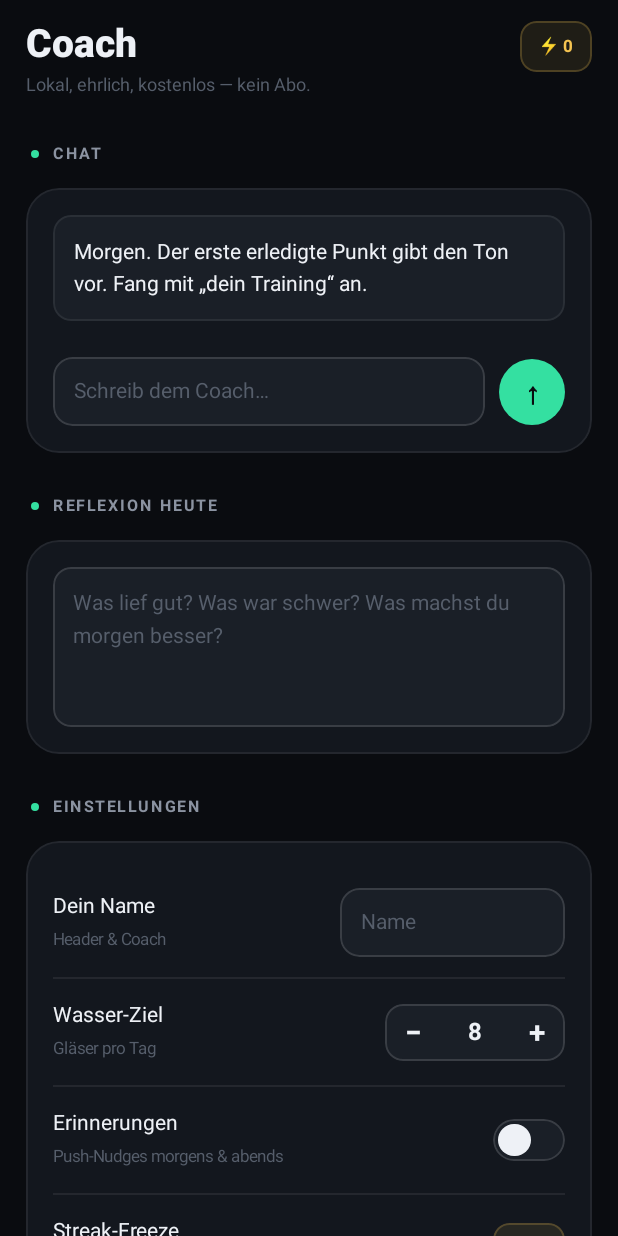
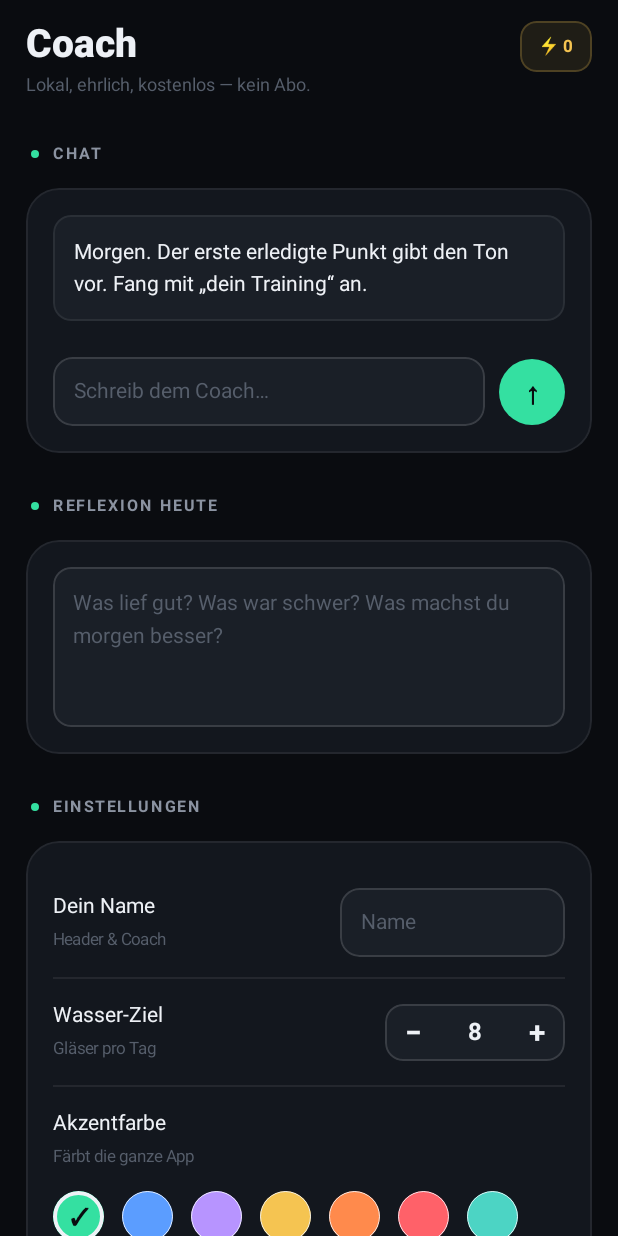
Before and after one commit to spanspan21/Myprojekt, an Android app built with Jetpack Compose: the composable CoachScreen shown on its own in the app's theme, on a phone screen of 412 x 824 dp. Run offline under Robolectric (Android 15) with nearby library versions, the phone set to English and light mode, and no system bars.

Commit message:
Add live accent color theming
- Accent/AccentSoft/AccentDim become reactive getters backed by snapshot
  state, so all existing usages recolor instantly with no call-site changes.
- 8 accent presets + picker in Coach settings; choice persists (Profile.accent)
  and is applied on launch. MaterialTheme scheme built in composition so its
  primary follows the live accent.

Co-Authored-By: Claude Opus 4.8 <noreply@anthropic.com>
Claude-Session: https://claude.ai/code/session_01NxeK9rHXjvgqVkosXYWUrq

```diff
--- a/app/src/main/java/com/ascend/lifeos/MainActivity.kt
+++ b/app/src/main/java/com/ascend/lifeos/MainActivity.kt
@@ -18,6 +18,7 @@ class MainActivity : ComponentActivity() {
         enableEdgeToEdge()
         super.onCreate(savedInstanceState)
         Repo.init(applicationContext)
+        com.ascend.lifeos.ui.theme.applyAccent(Repo.profile().accent)
         if (Repo.profile().reminders && Notifier.hasPermission(applicationContext)) {
             Notifier.schedule(applicationContext)
         }
--- a/app/src/main/java/com/ascend/lifeos/ui/screens/CoachScreen.kt
+++ b/app/src/main/java/com/ascend/lifeos/ui/screens/CoachScreen.kt
@@ -13,8 +13,11 @@ import androidx.compose.foundation.layout.height
 import androidx.compose.foundation.layout.padding
 import androidx.compose.foundation.layout.size
 import androidx.compose.foundation.layout.statusBarsPadding
+import androidx.compose.foundation.layout.ExperimentalLayoutApi
+import androidx.compose.foundation.layout.FlowRow
 import androidx.compose.foundation.layout.width
 import androidx.compose.foundation.rememberScrollState
+import androidx.compose.foundation.shape.CircleShape
 import androidx.compose.foundation.shape.RoundedCornerShape
 import androidx.activity.compose.rememberLauncherForActivityResult
 import androidx.activity.result.contract.ActivityResultContracts
@@ -46,8 +49,10 @@ import com.ascend.lifeos.ui.components.AscendTextField
 import com.ascend.lifeos.ui.components.SectionLabel
 import com.ascend.lifeos.ui.components.Stepper
 import com.ascend.lifeos.ui.components.Toggle
+import com.ascend.lifeos.ui.theme.ACCENT_PRESETS
 import com.ascend.lifeos.ui.theme.Accent
 import com.ascend.lifeos.ui.theme.Amber
+import com.ascend.lifeos.ui.theme.applyAccent
 import com.ascend.lifeos.ui.theme.Bg
 import com.ascend.lifeos.ui.theme.Line
 import com.ascend.lifeos.ui.theme.Line2
@@ -56,6 +61,7 @@ import com.ascend.lifeos.ui.theme.SurfaceHi
 import com.ascend.lifeos.ui.theme.TextDim
 import com.ascend.lifeos.ui.theme.TextPrimary
 
+@OptIn(ExperimentalLayoutApi::class)
 @Composable
 fun CoachScreen(onOpenSubs: () -> Unit = {}) {
     val appData = Repo.data
@@ -144,6 +150,23 @@ fun CoachScreen(onOpenSubs: () -> Unit = {}) {
                 Stepper("${p.waterGoal}", { Repo.setWaterGoal(p.waterGoal - 1) }, { Repo.setWaterGoal(p.waterGoal + 1) })
             }
             Divider()
+            Column(Modifier.fillMaxWidth().padding(vertical = 13.dp)) {
+                Text("Akzentfarbe", color = TextPrimary, fontSize = 14.sp)
+                Text("Färbt die ganze App", color = TextDim, fontSize = 11.sp)
+                Spacer(Modifier.height(12.dp))
+                FlowRow(horizontalArrangement = Arrangement.spacedBy(12.dp), verticalArrangement = Arrangement.spacedBy(12.dp)) {
+                    ACCENT_PRESETS.forEach { col ->
+                        val selected = p.accent == col
+                        Box(
+                            Modifier.size(34.dp).clip(CircleShape).background(Color(col))
+                                .border(if (selected) 2.5.dp else 0.dp, TextPrimary, CircleShape)
+                                .clickable { Repo.setAccent(col); applyAccent(col) },
+                            contentAlignment = Alignment.Center,
+                        ) { if (selected) Text("✓", color = Bg, fontSize = 15.sp, fontWeight = FontWeight.ExtraBold) }
+                    }
+                }
+            }
+            Divider()
             SetRow("Erinnerungen", if (p.reminders) "Täglich ${Notifier.MORNING_HOUR}:00 & ${Notifier.EVENING_HOUR}:00 Uhr" else "Push-Nudges morgens & abends") {
                 Toggle(p.reminders) { on -> toggleReminders(on) }
             }
--- a/app/src/main/java/com/ascend/lifeos/ui/theme/Theme.kt
+++ b/app/src/main/java/com/ascend/lifeos/ui/theme/Theme.kt
@@ -4,7 +4,10 @@ import androidx.compose.material3.MaterialTheme
 import androidx.compose.material3.darkColorScheme
 import androidx.compose.runtime.Composable
 
-private val AscendScheme = darkColorScheme(
+@Composable
+fun AscendTheme(content: @Composable () -> Unit) {
+    // Built inside composition so the live Accent flows into the scheme.
+    val scheme = darkColorScheme(
         primary = Accent,
         onPrimary = Bg,
         secondary = Blue,
@@ -17,11 +20,8 @@ private val AscendScheme = darkColorScheme(
         outline = Line2,
         error = Red,
     )
-
-@Composable
-fun AscendTheme(content: @Composable () -> Unit) {
     MaterialTheme(
-        colorScheme = AscendScheme,
+        colorScheme = scheme,
         typography = AscendType,
         content = content,
     )
```
Also changed, not shown: app/src/main/java/com/ascend/lifeos/ui/theme/Color.kt (+22 -3 lines). Lines whose indentation alone changed are shown as unchanged.
